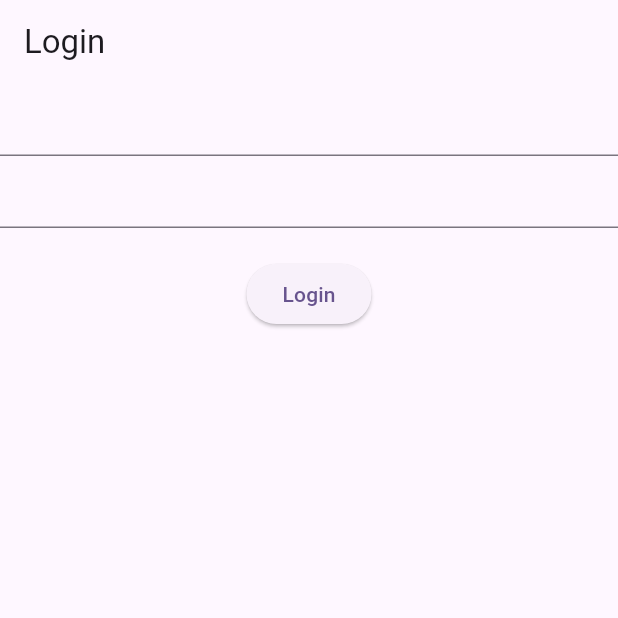
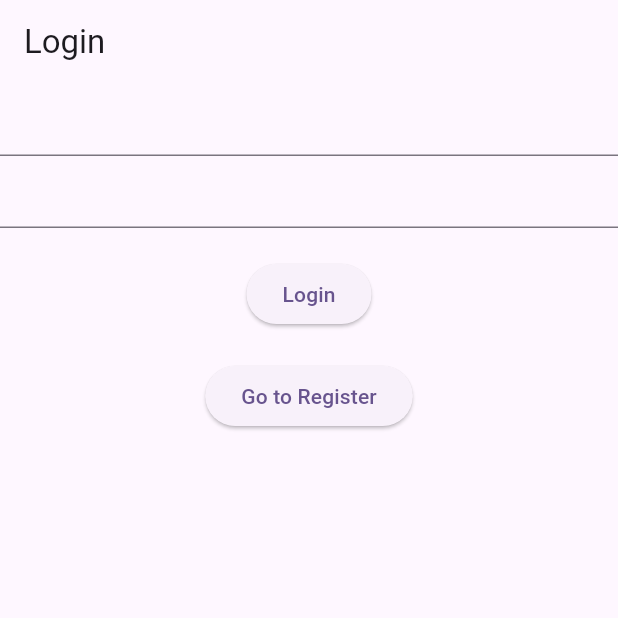
Before and after one commit to MuhammadAliKust/Ihtesham-ToDo-App, a Flutter app: the screen it shows after launch, on a phone screen of 412 x 824 dp, the top half of it. Run offline on Flutter 3.47's test engine with Material 3 defaults, Android fonts, the light colour scheme and no system bars; our stand-ins replace cloud_firestore; accounts and stored records are empty.

```diff
--- a/lib/views/login.dart
+++ b/lib/views/login.dart
@@ -3,6 +3,7 @@ import 'package:ihtesham_project/provider/token.dart';
 import 'package:ihtesham_project/provider/user.dart';
 import 'package:ihtesham_project/services/auth.dart';
 import 'package:ihtesham_project/views/profile.dart';
+import 'package:ihtesham_project/views/register.dart';
 import 'package:provider/provider.dart';
 
 class LoginView extends StatefulWidget {
@@ -95,6 +96,16 @@ class _LoginViewState extends State<LoginView> {
                   },
                   child: Text("Login"),
                 ),
+          SizedBox(height: 20),
+          ElevatedButton(
+            onPressed: () {
+              Navigator.push(
+                context,
+                MaterialPageRoute(builder: (context) => RegisterView()),
+              );
+            },
+            child: Text("Go to Register"),
+          ),
         ],
       ),
     );
```
